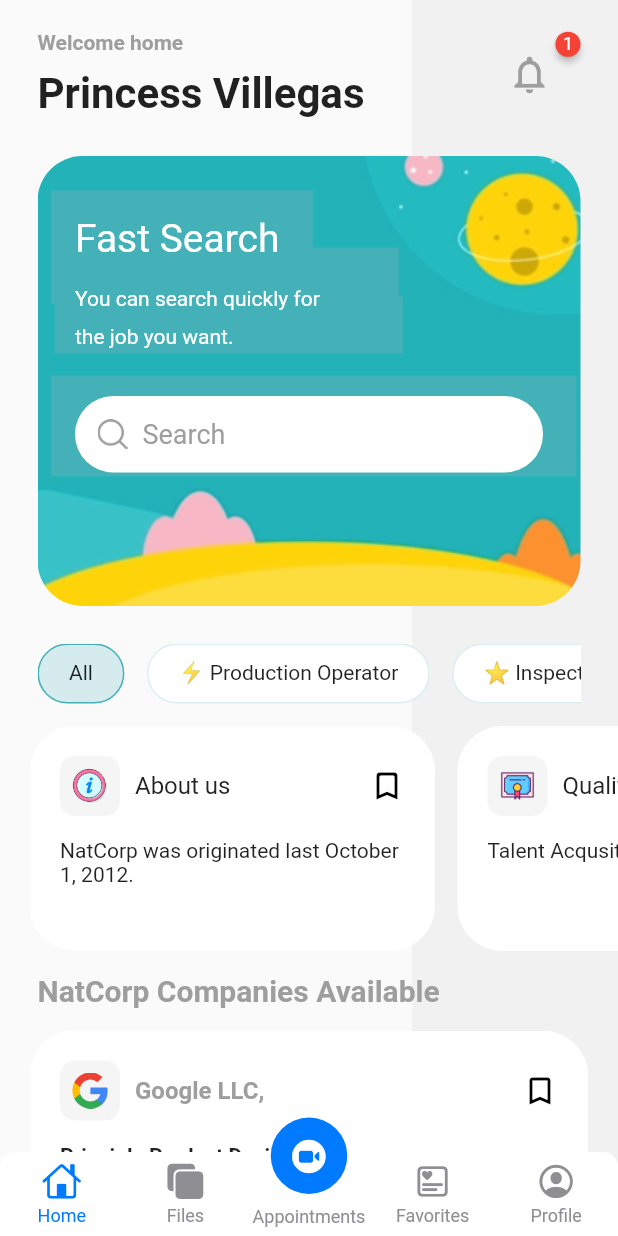
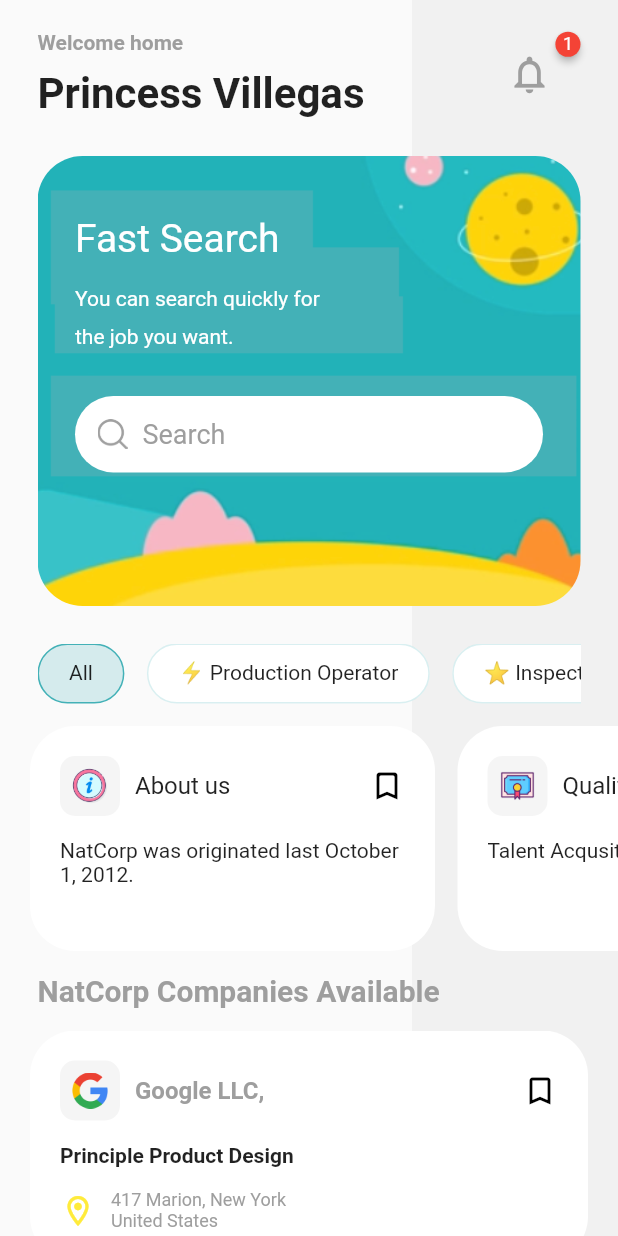
Before and after one commit to lansoyyy/Natcorp, a Flutter app: the screen it shows after launch, on a phone screen of 412 x 824 dp. Run offline on Flutter 3.47's test engine with Material 2 defaults, Android fonts, the light colour scheme and no system bars; drawn by our look-alikes of badges, persistent_bottom_nav_bar; our stand-ins replace cloud_firestore, firebase_auth, firebase_core, fluttertoast, liquid_swipe; missing offline and left inert: cloud_firestore_web, firebase_core_web; accounts and stored records are empty; Roboto replaces fonts that are missing (QRegular).

```diff
--- a/lib/Pages/home/home.dart
+++ b/lib/Pages/home/home.dart
@@ -1,16 +1,9 @@
-import 'package:flutter/cupertino.dart';
 import 'package:flutter/material.dart';
-import 'package:natcorp/Pages/Call/call_page.dart';
-import 'package:natcorp/Pages/Files/file_page.dart';
-import 'package:natcorp/Pages/favorites/favoMain.dart';
 import 'package:natcorp/Pages/home/widgets/home_app_bar.dart';
 import 'package:natcorp/Pages/home/widgets/job_list.dart';
 import 'package:natcorp/Pages/home/widgets/nat_corp_details.dart';
 import 'package:natcorp/Pages/home/widgets/search_card.dart';
 import 'package:natcorp/Pages/home/widgets/work.dart';
-import 'package:natcorp/Pages/profile/profile_page.dart';
-import 'package:natcorp/utilities/appColors/app_colors.dart';
-import 'package:persistent_bottom_nav_bar/persistent_tab_view.dart';
 
 class HomePage extends StatefulWidget {
   @override
@@ -26,9 +19,10 @@ class _HomePageState extends State<HomePage> {
     '⭐ Utility'
   ];
 
-  List<Widget> _buildScreens() {
-    return [
-      Scaffold(
+  var selected = 0;
+  @override
+  Widget build(BuildContext context) {
+    return Scaffold(
       body: Stack(
         children: [
           Row(
@@ -98,92 +92,254 @@ class _HomePageState extends State<HomePage> {
           ),
         ],
       ),
-      ),
-      const FilesScreen(),
-      const CallScreen(),
-      FavoriteNew(),
-      const ProfileScreen(),
-    ];
-  }
-
-  late final PersistentTabController _controller =
-      PersistentTabController(initialIndex: 0);
-
-  List<PersistentBottomNavBarItem> _navBarsItems() {
-    return [
-      PersistentBottomNavBarItem(
-        icon: const Icon(CupertinoIcons.home),
-        title: ("Home"),
-        activeColorPrimary: AppColors.Kgradient1,
-        inactiveColorPrimary: CupertinoColors.systemGrey,
-      ),
-      PersistentBottomNavBarItem(
-        icon: const Icon(CupertinoIcons.square_fill_on_square_fill),
-        title: ("Files"),
-        activeColorPrimary: AppColors.Kgradient1,
-        inactiveColorPrimary: CupertinoColors.systemGrey,
-      ),
-      PersistentBottomNavBarItem(
-        icon: const Icon(
-          CupertinoIcons.videocam_circle_fill,
-          color: Colors.white,
-        ),
-        title: ("Appointments"),
-        activeColorPrimary: AppColors.Kgradient1,
-        inactiveColorPrimary: CupertinoColors.systemGrey,
-      ),
-      PersistentBottomNavBarItem(
-        icon: const Icon(
-          CupertinoIcons.square_favorites_alt,
-        ),
-        title: ("Favorites"),
-        activeColorPrimary: AppColors.Kgradient1,
-        inactiveColorPrimary: CupertinoColors.systemGrey,
-      ),
-      PersistentBottomNavBarItem(
-        icon: const Icon(CupertinoIcons.profile_circled),
-        title: ("Profile"),
-        activeColorPrimary: AppColors.Kgradient1,
-        inactiveColorPrimary: CupertinoColors.systemGrey,
-      ),
-    ];
-  }
-
-  var selected = 0;
-  @override
-  Widget build(BuildContext context) {
-    return PersistentTabView(
-      context,
-      controller: _controller,
-      screens: _buildScreens(),
-      items: _navBarsItems(),
-      confineInSafeArea: true,
-      backgroundColor: Colors.white, // Default is Colors.white.
-      handleAndroidBackButtonPress: true, // Default is true.
-      resizeToAvoidBottomInset:
-          true, // This needs to be true if you want to move up the screen when keyboard appears. Default is true.
-      stateManagement: true, // Default is true.
-      hideNavigationBarWhenKeyboardShows:
-          true, // Recommended to set 'resizeToAvoidBottomInset' as true while using this argument. Default is true.
-      decoration: NavBarDecoration(
-        borderRadius: BorderRadius.circular(10.0),
-        colorBehindNavBar: Colors.white,
-      ),
-      popAllScreensOnTapOfSelectedTab: true,
-      popActionScreens: PopActionScreensType.all,
-      itemAnimationProperties: const ItemAnimationProperties(
-        // Navigation Bar's items animation properties.
-        duration: Duration(milliseconds: 200),
-        curve: Curves.ease,
-      ),
-      screenTransitionAnimation: const ScreenTransitionAnimation(
-        // Screen transition animation on change of selected tab.
-        animateTabTransition: true,
-        curve: Curves.ease,
-        duration: Duration(milliseconds: 200),
-      ),
-      navBarStyle:
-          NavBarStyle.style15, // Choose the nav bar style with this property.
+      // floatingActionButtonLocation: FloatingActionButtonLocation.centerDocked,
+      // floatingActionButton: FloatingActionButton(
+      //   backgroundColor: Theme.of(context).accentColor,
+      //   elevation: 0,
+      //   onPressed: () {},
+      //   child: Icon(
+      //     Icons.add,
+      //     color: Colors.white,
+      //   ),
+      // ),
+      // bottomNavigationBar: Theme(
+      //   data: ThemeData(
+      //     splashColor: Colors.transparent,
+      //     highlightColor: Colors.transparent,
+      //   ),
+      //   child: BottomNavigationBar(
+      //     showSelectedLabels: false,
+      //     showUnselectedLabels: false,
+      //     selectedItemColor: Theme.of(context).primaryColor,
+      //     type: BottomNavigationBarType.fixed,
+      //     items: [
+      //       BottomNavigationBarItem(
+      //         label: 'Home',
+      //         icon: Icon(
+      //           Icons.home,
+      //           size: 20,
+      //         ),
+      //       ),
+      //       BottomNavigationBarItem(
+      //         label: 'Case',
+      //         icon: Icon(
+      //           Icons.cases_outlined,
+      //           size: 20,
+      //         ),
+      //       ),
+      //       BottomNavigationBarItem(
+      //         label: '',
+      //         icon: Text(''),
+      //       ),
+      //       BottomNavigationBarItem(
+      //         label: 'Chat',
+      //         icon: Icon(
+      //           Icons.bookmark_outline_outlined,
+      //           size: 20,
+      //         ),
+      //       ),
+      //       BottomNavigationBarItem(
+      //         label: 'Person',
+      //         icon: Icon(
+      //           Icons.person_outline,
+      //           size: 20,
+      //         ),
+      //       ),
+      //     ],
+      //   ),
+      // ),
     );
   }
 }
+
+
+
+// import 'package:flutter/cupertino.dart';
+// import 'package:flutter/material.dart';
+// import 'package:natcorp/Pages/Call/call_page.dart';
+// import 'package:natcorp/Pages/Files/file_page.dart';
+// import 'package:natcorp/Pages/favorites/favoMain.dart';
+// import 'package:natcorp/Pages/home/widgets/home_app_bar.dart';
+// import 'package:natcorp/Pages/home/widgets/job_list.dart';
+// import 'package:natcorp/Pages/home/widgets/nat_corp_details.dart';
+// import 'package:natcorp/Pages/home/widgets/search_card.dart';
+// import 'package:natcorp/Pages/home/widgets/work.dart';
+// import 'package:natcorp/Pages/profile/profile_page.dart';
+// import 'package:natcorp/utilities/appColors/app_colors.dart';
+// import 'package:persistent_bottom_nav_bar/persistent_tab_view.dart';
+
+// class HomePage extends StatefulWidget {
+//   @override
+//   State<HomePage> createState() => _HomePageState();
+// }
+
+// class _HomePageState extends State<HomePage> {
+//   final tagsList = <String>[
+//     'All',
+//     '⚡ Production Operator',
+//     '⭐ Inspector',
+//     '⚡ Maintenance',
+//     '⭐ Utility'
+//   ];
+
+//   List<Widget> _buildScreens() {
+//     return [
+//       Scaffold(
+//         body: Stack(
+//           children: [
+//             Row(
+//               children: [
+//                 Expanded(
+//                   flex: 2,
+//                   child: Container(),
+//                 ),
+//                 Expanded(
+//                   flex: 1,
+//                   child: Container(
+//                     color: Colors.grey.withOpacity(0.1),
+//                   ),
+//                 ),
+//               ],
+//             ),
+//             SingleChildScrollView(
+//               child: Column(
+//                 crossAxisAlignment: CrossAxisAlignment.start,
+//                 children: [
+//                   HomeAppBar(),
+//                   SearchCard(),
+//                   Container(
+//                     padding: const EdgeInsets.symmetric(horizontal: 25),
+//                     height: 40,
+//                     child: ListView.separated(
+//                         scrollDirection: Axis.horizontal,
+//                         itemBuilder: (context, index) => GestureDetector(
+//                               onTap: () {
+//                                 setState(() {
+//                                   selected = index;
+//                                 });
+//                               },
+//                               child: Container(
+//                                 padding: const EdgeInsets.symmetric(
+//                                     vertical: 10, horizontal: 20),
+//                                 decoration: BoxDecoration(
+//                                     color: selected == index
+//                                         ? Theme.of(context)
+//                                             .primaryColor
+//                                             .withOpacity(0.2)
+//                                         : Colors.white,
+//                                     borderRadius: BorderRadius.circular(20),
+//                                     border: Border.all(
+//                                       color: selected == index
+//                                           ? Theme.of(context).primaryColor
+//                                           : Theme.of(context)
+//                                               .primaryColor
+//                                               .withOpacity(0.2),
+//                                     )),
+//                                 child: Text(tagsList[index]),
+//                               ),
+//                             ),
+//                         separatorBuilder: (_, index) => const SizedBox(
+//                               width: 15,
+//                             ),
+//                         itemCount: tagsList.length),
+//                   ),
+//                   NatCorpDetails(),
+//                   Work(),
+//                   JobList(
+//                     inNotif: false,
+//                     jobType: '',
+//                   ),
+//                 ],
+//               ),
+//             ),
+//           ],
+//         ),
+//       ),
+//       const FilesScreen(),
+//       const CallScreen(),
+//       FavoriteNew(),
+//       const ProfileScreen(),
+//     ];
+//   }
+
+//   late final PersistentTabController _controller =
+//       PersistentTabController(initialIndex: 0);
+
+//   List<PersistentBottomNavBarItem> _navBarsItems() {
+//     return [
+//       PersistentBottomNavBarItem(
+//         icon: const Icon(CupertinoIcons.home),
+//         title: ("Home"),
+//         activeColorPrimary: AppColors.Kgradient1,
+//         inactiveColorPrimary: CupertinoColors.systemGrey,
+//       ),
+//       PersistentBottomNavBarItem(
+//         icon: const Icon(CupertinoIcons.square_fill_on_square_fill),
+//         title: ("Files"),
+//         activeColorPrimary: AppColors.Kgradient1,
+//         inactiveColorPrimary: CupertinoColors.systemGrey,
+//       ),
+//       PersistentBottomNavBarItem(
+//         icon: const Icon(
+//           CupertinoIcons.videocam_circle_fill,
+//           color: Colors.white,
+//         ),
+//         title: ("Appointments"),
+//         activeColorPrimary: AppColors.Kgradient1,
+//         inactiveColorPrimary: CupertinoColors.systemGrey,
+//       ),
+//       PersistentBottomNavBarItem(
+//         icon: const Icon(
+//           CupertinoIcons.square_favorites_alt,
+//         ),
+//         title: ("Favorites"),
+//         activeColorPrimary: AppColors.Kgradient1,
+//         inactiveColorPrimary: CupertinoColors.systemGrey,
+//       ),
+//       PersistentBottomNavBarItem(
+//         icon: const Icon(CupertinoIcons.profile_circled),
+//         title: ("Profile"),
+//         activeColorPrimary: AppColors.Kgradient1,
+//         inactiveColorPrimary: CupertinoColors.systemGrey,
+//       ),
+//     ];
+//   }
+
+//   var selected = 0;
+//   @override
+//   Widget build(BuildContext context) {
+//     return PersistentTabView(
+//       context,
+//       controller: _controller,
+//       screens: _buildScreens(),
+//       items: _navBarsItems(),
+//       confineInSafeArea: true,
+//       backgroundColor: Colors.white, // Default is Colors.white.
+//       handleAndroidBackButtonPress: true, // Default is true.
+//       resizeToAvoidBottomInset:
+//           true, // This needs to be true if you want to move up the screen when keyboard appears. Default is true.
+//       stateManagement: true, // Default is true.
+//       hideNavigationBarWhenKeyboardShows:
+//           true, // Recommended to set 'resizeToAvoidBottomInset' as true while using this argument. Default is true.
+//       decoration: NavBarDecoration(
+//         borderRadius: BorderRadius.circular(10.0),
+//         colorBehindNavBar: Colors.white,
+//       ),
+//       popAllScreensOnTapOfSelectedTab: true,
+//       popActionScreens: PopActionScreensType.all,
+//       itemAnimationProperties: const ItemAnimationProperties(
+//         // Navigation Bar's items animation properties.
+//         duration: Duration(milliseconds: 200),
+//         curve: Curves.ease,
+//       ),
+//       screenTransitionAnimation: const ScreenTransitionAnimation(
+//         // Screen transition animation on change of selected tab.
+//         animateTabTransition: true,
+//         curve: Curves.ease,
+//         duration: Duration(milliseconds: 200),
+//       ),
+//       navBarStyle:
+//           NavBarStyle.style15, // Choose the nav bar style with this property.
+//     );
+//   }
+// }
```
Lines whose indentation alone changed are shown as unchanged.
